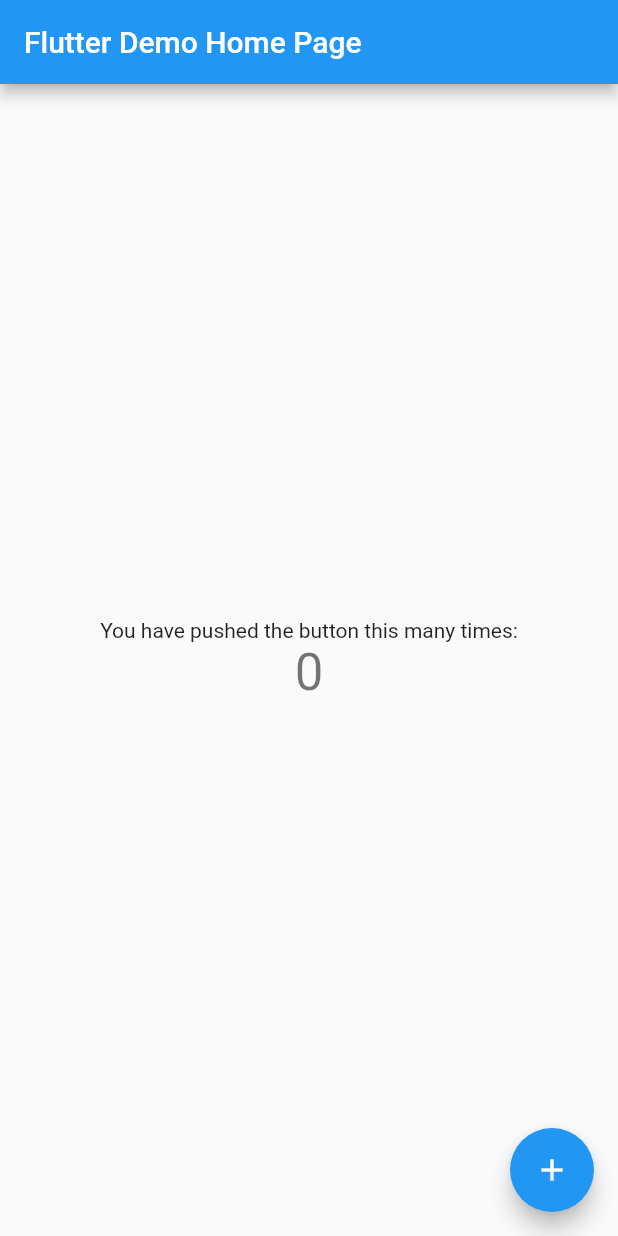
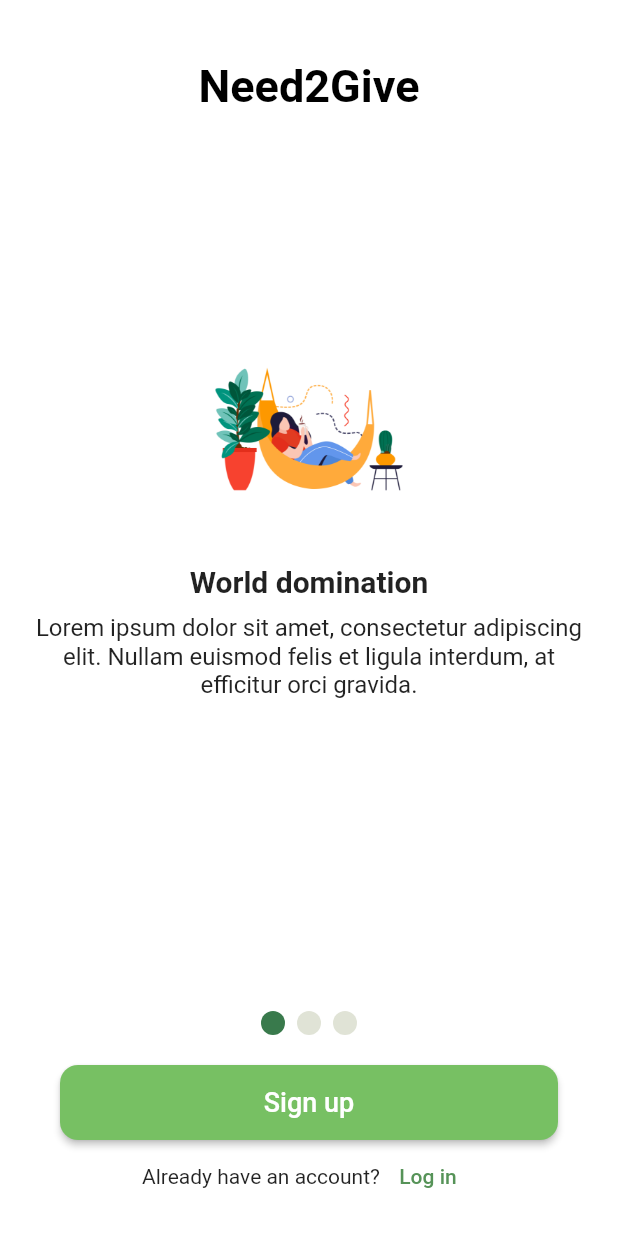
Before and after one commit to Hacktivists-AUB/Need2Give-frontend, a Flutter app: the screen it shows after launch, on a phone screen of 412 x 824 dp. Run offline on Flutter 3.47's test engine with Material 2 defaults, Android fonts, the phone set to English and light mode, and no system bars; drawn by our look-alikes of carousel_slider, smooth_page_indicator.

Commit message:
Add custom button widget

```diff
--- /dev/null
+++ b/need2give/lib/auth_screens/welcome.dart
@@ -0,0 +1,171 @@
+import 'package:carousel_slider/carousel_slider.dart';
+import 'package:flutter/material.dart';
+import 'package:need2give/constants/global.dart';
+import 'package:need2give/widgets/button.dart';
+import 'package:smooth_page_indicator/smooth_page_indicator.dart';
+
+class WelcomeScreen extends StatefulWidget {
+  const WelcomeScreen({super.key});
+
+  @override
+  State<WelcomeScreen> createState() => _WelcomeScreenState();
+}
+
+class _WelcomeScreenState extends State<WelcomeScreen> {
+  int _activeIndex = 0;
+  final _controller = CarouselController();
+  final List<Map<String, dynamic>> _cards = [
+    {
+      'image': 'assets/image1.jpg',
+      'title': 'World domination',
+      'description':
+          'Lorem ipsum dolor sit amet, consectetur adipiscing elit. Nullam euismod felis et ligula interdum, at efficitur orci gravida. '
+    },
+    {
+      'image': 'assets/image2.jpg',
+      'title': 'Complete usurpation',
+      'description':
+          'Lorem ipsum dolor sit amet, consectetur adipiscing elit. Nullam euismod felis et ligula interdum, at efficitur orci gravida. '
+    },
+    {
+      'image': 'assets/image3.jpg',
+      'title': 'Inciniration',
+      'description':
+          'Lorem ipsum dolor sit amet, consectetur adipiscing elit. Nullam euismod felis et ligula interdum, at efficitur orci gravida. '
+    },
+  ];
+
+  @override
+  Widget build(BuildContext context) {
+    return Scaffold(
+      body: Container(
+        height: MediaQuery.of(context).size.height,
+        color: Global.white,
+        child: Stack(
+          children: [
+            Positioned(
+              top: 40,
+              left: 0,
+              right: 0,
+              child: Row(
+                mainAxisAlignment: MainAxisAlignment.center,
+                children: const [
+                  Text(
+                    'Need2Give',
+                    style: TextStyle(
+                      color: Color.fromARGB(255, 0, 0, 0),
+                      fontWeight: FontWeight.bold,
+                      decoration: TextDecoration.none,
+                      fontSize: 30,
+                    ),
+                  ),
+                ],
+              ),
+            ),
+            Center(
+              child: Column(
+                mainAxisAlignment: MainAxisAlignment.center,
+                children: [
+                  CarouselSlider.builder(
+                    carouselController: _controller,
+                    itemCount: _cards.length,
+                    itemBuilder: (context, index, realIndex) =>
+                        buildImage(index),
+                    options: CarouselOptions(
+                      autoPlay: true,
+                      enlargeCenterPage: true,
+                      viewportFraction: 0.9,
+                      initialPage: 0,
+                      enableInfiniteScroll: true,
+                      onPageChanged: (index, reason) =>
+                          setState(() => _activeIndex = index),
+                      aspectRatio: 1,
+                    ),
+                  ),
+                ],
+              ),
+            ),
+            Positioned(
+              bottom: 16,
+              left: 0,
+              right: 0,
+              child: Column(
+                children: [
+                  buildIndicator(),
+                  Padding(
+                    padding:
+                        const EdgeInsets.symmetric(vertical: 0, horizontal: 40),
+                    child: Button(text: 'Sign up', onPressed: () {}),
+                  ),
+                  Row(
+                    mainAxisAlignment: MainAxisAlignment.center,
+                    children: [
+                      const Text(
+                        'Already have an account?',
+                        style: TextStyle(
+                          fontSize: 14,
+                        ),
+                      ),
+                      TextButton(
+                        onPressed: () {},
+                        child: const Text(
+                          'Log in',
+                          style: TextStyle(
+                            color: Global.mediumGreen,
+                            fontSize: 14,
+                          ),
+                        ),
+                      ),
+                    ],
+                  ),
+                ],
+              ),
+            ),
+          ],
+        ),
+      ),
+    );
+  }
+
+  Widget buildImage(int index) => Column(
+        children: [
+          Image.asset(
+            _cards[index]['image'],
+            width: 160,
+            height: 160,
+          ),
+          const SizedBox(height: 10),
+          Text(
+            _cards[index]['title'],
+            style: const TextStyle(
+              fontSize: 20,
+              fontWeight: FontWeight.bold,
+            ),
+          ),
+          const SizedBox(height: 10),
+          Text(
+            _cards[index]['description'],
+            style: const TextStyle(fontSize: 16),
+            textAlign: TextAlign.center,
+          ),
+        ],
+      );
+
+  Widget buildIndicator() => Padding(
+        padding: const EdgeInsets.symmetric(horizontal: 0, vertical: 20),
+        child: AnimatedSmoothIndicator(
+          activeIndex: _activeIndex,
+          count: _cards.length,
+          effect: const SlideEffect(
+            activeDotColor: Global.darkGreen,
+            dotColor: Global.lightGrey,
+          ),
+        ),
+      );
+
+  void previous() =>
+      _controller.previousPage(duration: const Duration(milliseconds: 300));
+
+  void next() =>
+      _controller.nextPage(duration: const Duration(milliseconds: 300));
+}
--- a/need2give/lib/main.dart
+++ b/need2give/lib/main.dart
@@ -1,30 +1,31 @@
 import 'package:flutter/material.dart';
+import 'auth_screens/welcome.dart';
+import 'constants/global.dart';
 
 void main() {
   runApp(const MyApp());
 }
 
 class MyApp extends StatelessWidget {
+
   const MyApp({super.key});
 
   // This widget is the root of your application.
   @override
   Widget build(BuildContext context) {
     return MaterialApp(
-      title: 'Flutter Demo',
+      title: 'Need2Give',
       theme: ThemeData(
-        // This is the theme of your application.
-        //
-        // Try running your application with "flutter run". You'll see the
-        // application has a blue toolbar. Then, without quitting the app, try
-        // changing the primarySwatch below to Colors.green and then invoke
-        // "hot reload" (press "r" in the console where you ran "flutter run",
-        // or simply save your changes to "hot reload" in a Flutter IDE).
-        // Notice that the counter didn't reset back to zero; the application
-        // is not restarted.
-        primarySwatch: Colors.blue,
+        colorScheme: const ColorScheme.light(
+          primary: Global.lightGrey,
+        ),
+        scaffoldBackgroundColor: Global.white,
+        appBarTheme: const AppBarTheme(
+          elevation: 0,
+          iconTheme: IconThemeData(color: Color.fromARGB(255, 46, 45, 45)),
+        ),
       ),
-      home: const MyHomePage(title: 'Flutter Demo Home Page'),
+      home: const WelcomeScreen(),
     );
   }
 }
@@ -79,20 +80,6 @@ class _MyHomePageState extends State<MyHomePage> {
         // Center is a layout widget. It takes a single child and positions it
         // in the middle of the parent.
         child: Column(
-          // Column is also a layout widget. It takes a list of children and
-          // arranges them vertically. By default, it sizes itself to fit its
-          // children horizontally, and tries to be as tall as its parent.
-          //
-          // Invoke "debug painting" (press "p" in the console, choose the
-          // "Toggle Debug Paint" action from the Flutter Inspector in Android
-          // Studio, or the "Toggle Debug Paint" command in Visual Studio Code)
-          // to see the wireframe for each widget.
-          //
-          // Column has various properties to control how it sizes itself and
-          // how it positions its children. Here we use mainAxisAlignment to
-          // center the children vertically; the main axis here is the vertical
-          // axis because Columns are vertical (the cross axis would be
-          // horizontal).
           mainAxisAlignment: MainAxisAlignment.center,
           children: <Widget>[
             const Text(
```
Also changed, not shown: need2give/pubspec.yaml (+6 -3 lines), need2give/assets/image1.jpg (added), need2give/assets/image2.jpg (added), need2give/assets/image3.jpg (added), need2give/assets/placeholder.png (added), 5 other files.
